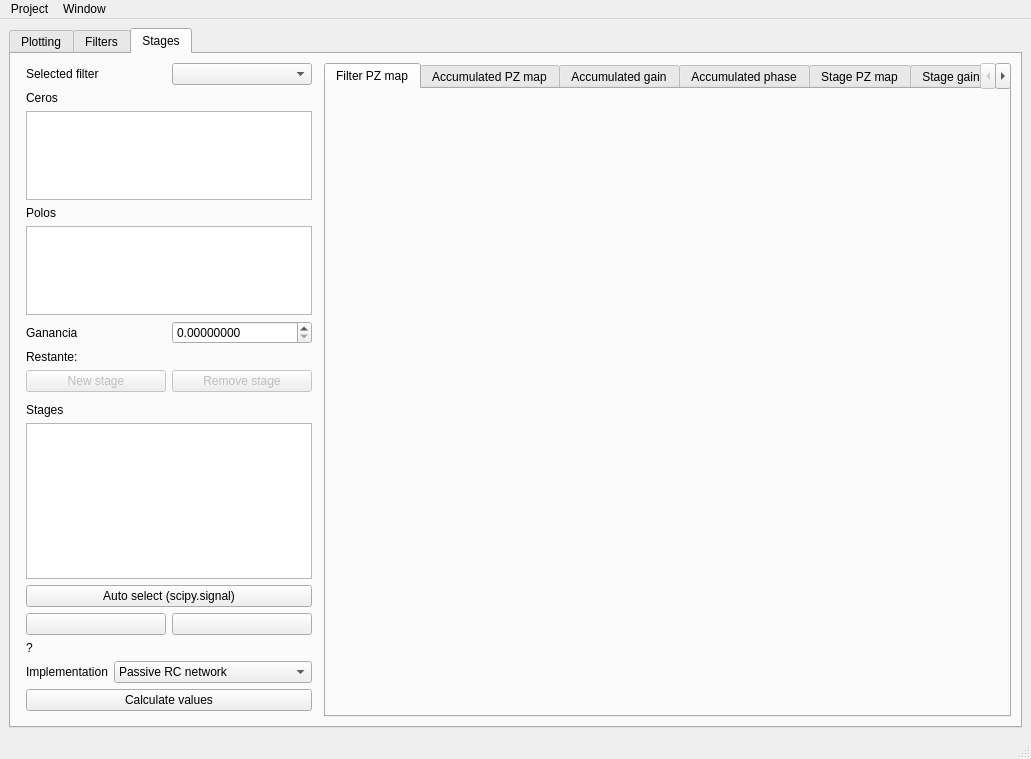
juan-sb/filtertool-tc22, file designer/mainwindow.ui: the form before one commit.
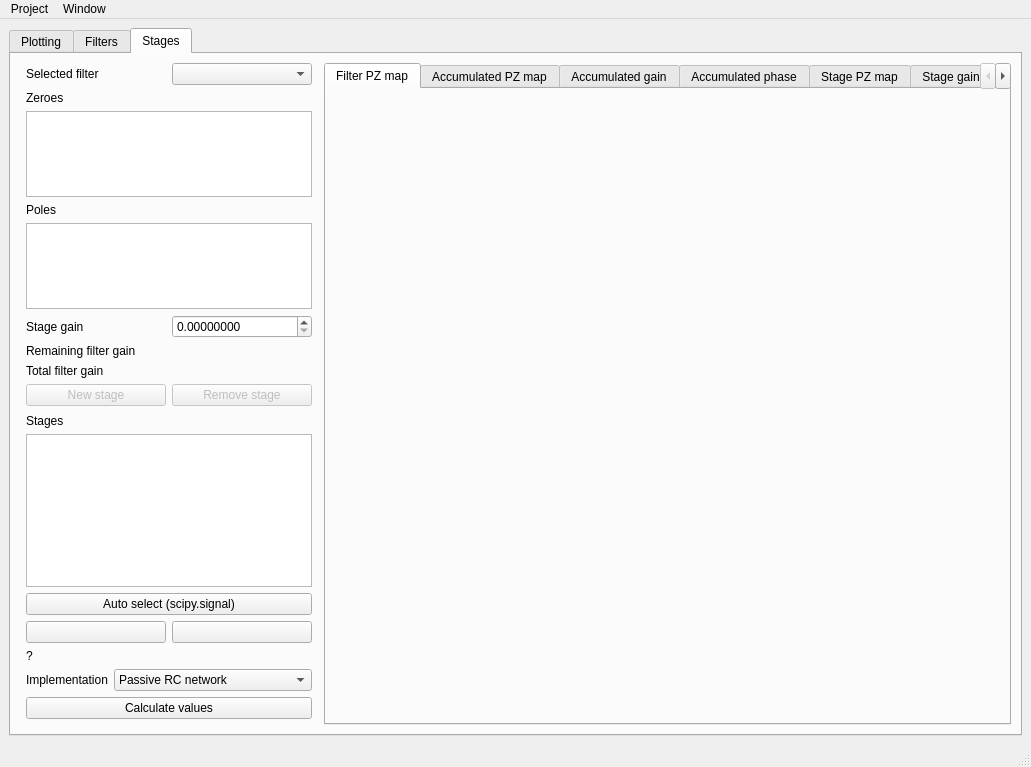
The form after the commit. The open tabs and pages were chosen to show the change. Icons and pictures are not drawn. Custom widgets are drawn as their Qt base class.

Commit message: Aumento la eficiencia de algunas graficadas, traduzco un par de cosas, reordeno stages

```diff
--- a/designer/mainwindow.ui
+++ b/designer/mainwindow.ui
@@ -7,14 +7,14 @@
     <x>0</x>
     <y>0</y>
     <width>1031</width>
-    <height>759</height>
+    <height>767</height>
    </rect>
   </property>
   <property name="acceptDrops">
    <bool>true</bool>
   </property>
   <property name="windowTitle">
-   <string>PlotToolG2</string>
+   <string>FilterPlotToolG2</string>
   </property>
   <widget class="QWidget" name="centralwidget">
    <property name="acceptDrops">
@@ -2220,7 +2220,7 @@
         <item row="0" column="1">
          <widget class="QTabWidget" name="tabWidget_3">
           <property name="currentIndex">
-           <number>6</number>
+           <number>0</number>
           </property>
           <widget class="QWidget" name="tab_19">
            <attribute name="title">
@@ -2295,7 +2295,7 @@
          </widget>
         </item>
         <item row="0" column="0">
-         <layout class="QGridLayout" name="gridLayout_12" rowstretch="0,0,0,0,0,0,0,0,0,0,0,0,0,0,0,0,0">
+         <layout class="QGridLayout" name="gridLayout_12" rowstretch="0,0,0,0,0,0,0,0,0,0,0,0,0,0,0,0,0,0">
           <property name="leftMargin">
            <number>6</number>
           </property>
@@ -2305,33 +2305,33 @@
           <property name="bottomMargin">
            <number>6</number>
           </property>
-          <item row="5" column="0">
-           <widget class="QLabel" name="label_90">
-            <property name="text">
-             <string>Ganancia</string>
+          <item row="2" column="0" colspan="2">
+           <widget class="QListWidget" name="zeros_list">
+            <property name="maximumSize">
+             <size>
+              <width>16777215</width>
+              <height>125</height>
+             </size>
             </property>
+            <property name="selectionMode">
+             <enum>QAbstractItemView::MultiSelection</enum>
+            </property>
            </widget>
           </item>
-          <item row="7" column="0">
-           <widget class="QPushButton" name="new_stage_btn">
-            <property name="enabled">
-             <bool>false</bool>
-            </property>
+          <item row="14" column="1">
+           <widget class="QPushButton" name="sswapup_btn">
             <property name="text">
-             <string>New stage</string>
+             <string/>
             </property>
            </widget>
           </item>
-          <item row="12" column="0" colspan="2">
-           <widget class="QPushButton" name="autoselectstagessp_btn">
+          <item row="6" column="0">
+           <widget class="QLabel" name="label_91">
             <property name="text">
-             <string>Auto select (scipy.signal)</string>
+             <string>Remaining filter gain</string>
             </property>
            </widget>
           </item>
-          <item row="0" column="1">
-           <widget class="QComboBox" name="stages_selfil_cb"/>
-          </item>
           <item row="6" column="1">
            <widget class="QLabel" name="remaining_gain_text">
             <property name="text">
@@ -2339,27 +2339,6 @@
             </property>
            </widget>
           </item>
-          <item row="13" column="0">
-           <widget class="QPushButton" name="sswapdown_btn">
-            <property name="text">
-             <string/>
-            </property>
-            <property name="icon">
-             <iconset theme="SP_TitleBarUnshadeButton">
-              <normaloff>.</normaloff>.</iconset>
-            </property>
-           </widget>
-          </item>
-          <item row="10" column="0" colspan="2">
-           <widget class="QListWidget" name="stages_list">
-            <property name="sizePolicy">
-             <sizepolicy hsizetype="Expanding" vsizetype="Expanding">
-              <horstretch>0</horstretch>
-              <verstretch>0</verstretch>
-             </sizepolicy>
-            </property>
-           </widget>
-          </item>
           <item row="0" column="0">
            <widget class="QLabel" name="label_31">
             <property name="text">
@@ -2367,40 +2346,10 @@
             </property>
            </widget>
           </item>
-          <item row="7" column="1">
-           <widget class="QPushButton" name="remove_stage_btn">
-            <property name="enabled">
-             <bool>false</bool>
-            </property>
+          <item row="5" column="0">
+           <widget class="QLabel" name="label_90">
             <property name="text">
-             <string>Remove stage</string>
-            </property>
-           </widget>
-          </item>
-          <item row="8" column="0">
-           <spacer name="verticalSpacer_3">
-            <property name="orientation">
-             <enum>Qt::Vertical</enum>
-            </property>
-            <property name="sizeHint" stdset="0">
-             <size>
-              <width>20</width>
-              <height>40</height>
-             </size>
-            </property>
-           </spacer>
-          </item>
-          <item row="9" column="0" colspan="2">
-           <widget class="QLabel" name="label_87">
-            <property name="text">
-             <string>Stages</string>
-            </property>
-           </widget>
-          </item>
-          <item row="1" column="0" colspan="2">
-           <widget class="QLabel" name="label_88">
-            <property name="text">
-             <string>Ceros</string>
+             <string>Stage gain</string>
             </property>
            </widget>
           </item>
@@ -2429,14 +2378,51 @@
             </property>
            </widget>
           </item>
-          <item row="6" column="0">
-           <widget class="QLabel" name="label_91">
+          <item row="11" column="0" colspan="2">
+           <widget class="QListWidget" name="stages_list">
+            <property name="sizePolicy">
+             <sizepolicy hsizetype="Expanding" vsizetype="Expanding">
+              <horstretch>0</horstretch>
+              <verstretch>0</verstretch>
+             </sizepolicy>
+            </property>
+           </widget>
+          </item>
+          <item row="1" column="0" colspan="2">
+           <widget class="QLabel" name="label_88">
             <property name="text">
-             <string>Restante: </string>
+             <string>Zeroes</string>
+            </property>
+           </widget>
+          </item>
+          <item row="17" column="0" colspan="2">
+           <widget class="QPushButton" name="si_calc_btn">
+            <property name="text">
+             <string>Calculate values</string>
+            </property>
+           </widget>
+          </item>
+          <item row="10" column="0" colspan="2">
+           <widget class="QLabel" name="label_87">
+            <property name="text">
+             <string>Stages</string>
             </property>
            </widget>
           </item>
           <item row="15" column="0" colspan="2">
+           <widget class="QLabel" name="si_info">
+            <property name="maximumSize">
+             <size>
+              <width>16777215</width>
+              <height>20</height>
+             </size>
+            </property>
+            <property name="text">
+             <string>?</string>
+            </property>
+           </widget>
+          </item>
+          <item row="16" column="0" colspan="2">
            <layout class="QHBoxLayout" name="horizontalLayout_6" stretch="0,1">
             <item>
              <widget class="QLabel" name="label_37">
@@ -2506,17 +2492,36 @@
             </item>
            </layout>
           </item>
-          <item row="3" column="0" colspan="2">
-           <widget class="QLabel" name="label_89">
+          <item row="9" column="0">
+           <spacer name="verticalSpacer_3">
+            <property name="orientation">
+             <enum>Qt::Vertical</enum>
+            </property>
+            <property name="sizeHint" stdset="0">
+             <size>
+              <width>20</width>
+              <height>40</height>
+             </size>
+            </property>
+           </spacer>
+          </item>
+          <item row="0" column="1">
+           <widget class="QComboBox" name="stages_selfil_cb"/>
+          </item>
+          <item row="13" column="0" colspan="2">
+           <widget class="QPushButton" name="autoselectstagessp_btn">
             <property name="text">
-             <string>Polos</string>
+             <string>Auto select (scipy.signal)</string>
             </property>
            </widget>
           </item>
-          <item row="13" column="1">
-           <widget class="QPushButton" name="sswapup_btn">
+          <item row="8" column="1">
+           <widget class="QPushButton" name="remove_stage_btn">
+            <property name="enabled">
+             <bool>false</bool>
+            </property>
             <property name="text">
-             <string/>
+             <string>Remove stage</string>
             </property>
            </widget>
           </item>
@@ -2527,36 +2532,45 @@
             </property>
            </widget>
           </item>
-          <item row="14" column="0" colspan="2">
-           <widget class="QLabel" name="si_info">
-            <property name="maximumSize">
-             <size>
-              <width>16777215</width>
-              <height>20</height>
-             </size>
+          <item row="14" column="0">
+           <widget class="QPushButton" name="sswapdown_btn">
+            <property name="text">
+             <string/>
             </property>
+            <property name="icon">
+             <iconset theme="SP_TitleBarUnshadeButton">
+              <normaloff>.</normaloff>.</iconset>
+            </property>
+           </widget>
+          </item>
+          <item row="3" column="0" colspan="2">
+           <widget class="QLabel" name="label_89">
             <property name="text">
-             <string>?</string>
+             <string>Poles</string>
             </property>
            </widget>
           </item>
-          <item row="2" column="0" colspan="2">
-           <widget class="QListWidget" name="zeros_list">
-            <property name="maximumSize">
-             <size>
-              <width>16777215</width>
-              <height>125</height>
-             </size>
+          <item row="8" column="0">
+           <widget class="QPushButton" name="new_stage_btn">
+            <property name="enabled">
+             <bool>false</bool>
             </property>
-            <property name="selectionMode">
-             <enum>QAbstractItemView::MultiSelection</enum>
+            <property name="text">
+             <string>New stage</string>
             </property>
            </widget>
           </item>
-          <item row="16" column="0" colspan="2">
-           <widget class="QPushButton" name="si_calc_btn">
+          <item row="7" column="0">
+           <widget class="QLabel" name="label_34">
             <property name="text">
-             <string>Calculate values</string>
+             <string>Total filter gain</string>
+            </property>
+           </widget>
+          </item>
+          <item row="7" column="1">
+           <widget class="QLabel" name="total_filtgain_label">
+            <property name="text">
+             <string/>
             </property>
            </widget>
           </item>
```
The commit also changes 3 other files.
